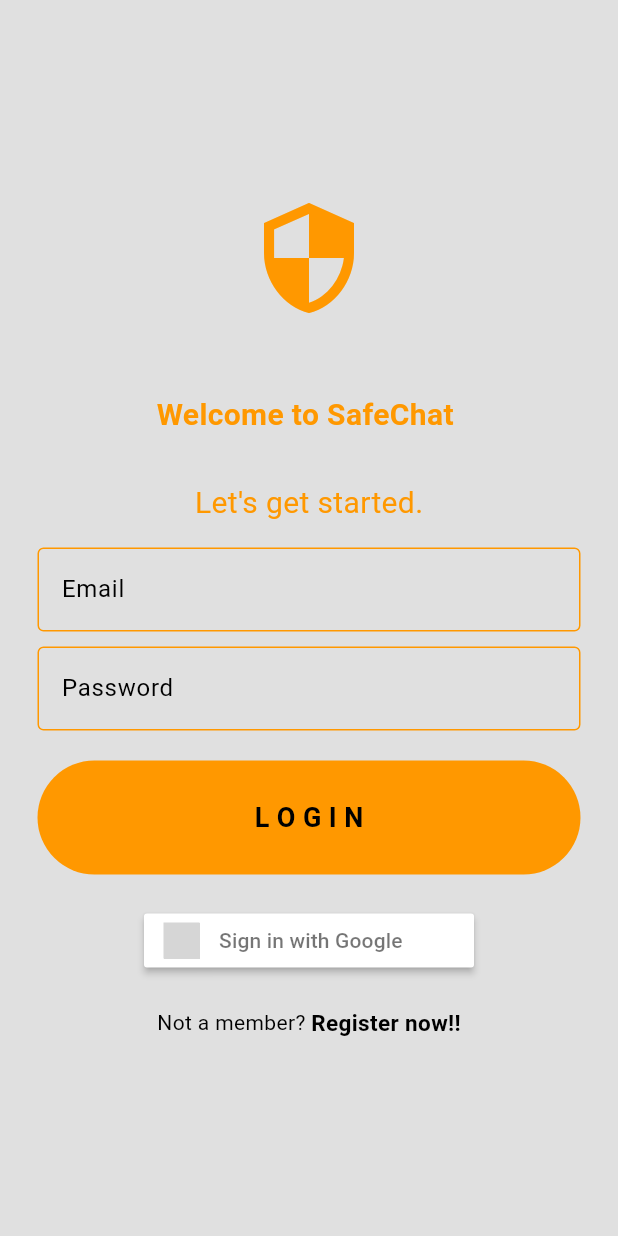
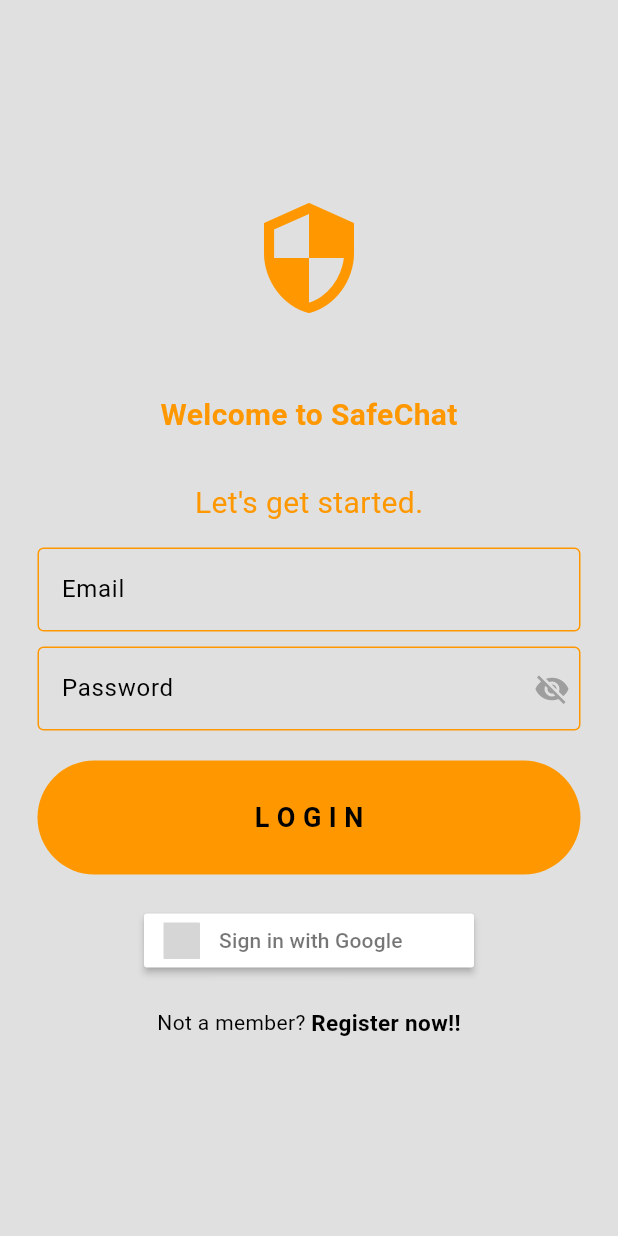
Before and after one commit to tpavankumarreddy/SafeChat_E2EE, a Flutter app: the screen it shows after launch, on a phone screen of 412 x 824 dp. Run offline on Flutter 3.47's test engine with Material 3 defaults, Android fonts, the phone set to English and light mode, and no system bars; drawn by our look-alikes of dynamic_color; our stand-ins replace cloud_firestore, cloud_functions, email_validator, firebase_auth, firebase_core, flutter_secure_storage and 6 more; missing offline and left inert: cryptography, email_otp, encrypt, pointycastle, x25519; accounts and stored records are empty; grey boxes are pictures that could not be loaded.

Commit message:
Password Hide/Unhide in Login Page

```diff
--- a/lib/pages/login_page.dart
+++ b/lib/pages/login_page.dart
@@ -6,59 +6,33 @@
 import 'package:firebase_auth/firebase_auth.dart';
 import 'package:google_sign_in/google_sign_in.dart';
 
-class LoginPage extends StatelessWidget{
-
-  //email, pw controllers
-  final TextEditingController _emailController=TextEditingController();
-  final TextEditingController _pwController=TextEditingController();
-
+class LoginPage extends StatefulWidget {
   final void Function()? onTap;
 
+  LoginPage({Key? key, required this.onTap}) : super(key: key);
 
- LoginPage({super.key, required this.onTap});
+  @override
+  _LoginPageState createState() => _LoginPageState();
+}
 
- //login method
+class _LoginPageState extends State<LoginPage> {
+  // Controllers for email and password fields
+  final TextEditingController _emailController = TextEditingController();
+  final TextEditingController _pwController = TextEditingController();
+
+  // State for controlling password visibility
+  bool _isObscured = true;
+
+  // Login method
   void login(BuildContext context) async {
-    // auth service
     final authService = AuthService();
 
-    //try login
+    // Try login
     try {
-      await authService.signInWithEmailPassword(_emailController.text, _pwController.text);
-
-    }
-
-    //catch errors
-    catch (e) {
-      showDialog(
-          context: context,
-          builder: (context) => AlertDialog(
-            title: Text(e.toString(), style: const TextStyle(fontSize: 18)),
-            actions: [
-              TextButton(
-                onPressed: () {
-                  Navigator.pop(context);
-                },
-                child: const Text('Ok'),
-              ),
-            ],
-          ),
-      );
-
-    }
-
-  }
-  Future<void> signInWithGoogle(BuildContext context) async {
-    try {
-      final GoogleSignInAccount? googleUser = await GoogleSignIn().signIn();
-      if (googleUser == null) return;
-      final GoogleSignInAuthentication googleAuth = await googleUser.authentication;
-      final AuthCredential credential = GoogleAuthProvider.credential(
-        accessToken: googleAuth.accessToken,
-        idToken: googleAuth.idToken,
-      );
-      await FirebaseAuth.instance.signInWithCredential(credential);
+      await authService.signInWithEmailPassword(
+          _emailController.text, _pwController.text);
     } catch (e) {
+      // Show error dialog
       showDialog(
         context: context,
         builder: (context) => AlertDialog(
@@ -76,6 +50,37 @@
     }
   }
 
+  // Sign in with Google method
+  Future<void> signInWithGoogle(BuildContext context) async {
+    try {
+      final GoogleSignInAccount? googleUser = await GoogleSignIn().signIn();
+      if (googleUser == null) return;
+
+      final GoogleSignInAuthentication googleAuth =
+      await googleUser.authentication;
+      final AuthCredential credential = GoogleAuthProvider.credential(
+        accessToken: googleAuth.accessToken,
+        idToken: googleAuth.idToken,
+      );
+      await FirebaseAuth.instance.signInWithCredential(credential);
+    } catch (e) {
+      // Show error dialog
+      showDialog(
+        context: context,
+        builder: (context) => AlertDialog(
+          title: Text(e.toString(), style: const TextStyle(fontSize: 18)),
+          actions: [
+            TextButton(
+              onPressed: () {
+                Navigator.pop(context);
+              },
+              child: const Text('Ok'),
+            ),
+          ],
+        ),
+      );
+    }
+  }
 
   @override
   Widget build(BuildContext context) {
@@ -85,55 +90,77 @@
         child: Column(
           mainAxisAlignment: MainAxisAlignment.center,
           children: [
-          //logo
-          Icon(Icons.security,
-          size : 80,
+            // Logo
+            Icon(
+              Icons.security,
+              size: 80,
               color: Theme.of(context).colorScheme.primary,
             ),
 
             const SizedBox(height: 50),
-          //welcome back
-          Text("Welcome to SafeChat ",
+
+            // Welcome text
+            Text(
+              "Welcome to SafeChat",
               style: TextStyle(
                 color: Theme.of(context).colorScheme.primary,
-            fontSize:20,
+                fontSize: 20,
                 fontWeight: FontWeight.bold,
               ),
             ),
 
             const SizedBox(height: 30),
 
-
-          Text("Let's get started.",
-
+            Text(
+              "Let's get started.",
               style: TextStyle(
                 color: Theme.of(context).colorScheme.primary,
-              fontSize:20,
+                fontSize: 20,
               ),
             ),
+
             const SizedBox(height: 15),
 
-          //email
-
+            // Email TextField
             MyTextField(
               hintText: "Email",
               obscuredText: false,
-            controller: _emailController, onChanged: (value) {  },
+              controller: _emailController,
+              onChanged: (value) {},
             ),
 
             const SizedBox(height: 10),
-          //pw
 
+            // Password TextField with visibility toggle aligned 2cm to the left
+            Stack(
+              alignment: Alignment.centerRight,
+              children: [
                 MyTextField(
                   hintText: "Password",
-            obscuredText: true,
-            controller: _pwController, onChanged: (value) {  },
+                  obscuredText: _isObscured,
+                  controller: _pwController,
+                  onChanged: (value) {},
+                ),
+                Positioned(
+                  right: 20.0, // Approximately 2 cm (60 pixels)
+                  child: IconButton(
+                    icon: Icon(
+                      _isObscured ? Icons.visibility_off : Icons.visibility,
+                      color: Colors.grey,
+                    ),
+                    onPressed: () {
+                      setState(() {
+                        _isObscured = !_isObscured;
+                      });
+                    },
+                  ),
+                ),
+              ],
             ),
 
             const SizedBox(height: 20),
 
-          //login
-
+            // Login button
             MyButton(
               text: "L O G I N",
               onTap: () => login(context),
@@ -141,6 +168,8 @@
             ),
 
             const SizedBox(height: 20),
+
+            // Sign in with Google button
             SignInButton(
               Buttons.Google,
               text: "Sign in with Google",
@@ -148,14 +177,16 @@
             ),
 
             const SizedBox(height: 20),
-          //register
+
+            // Register prompt
             Row(
               mainAxisAlignment: MainAxisAlignment.center,
               children: [
                 const Text("Not a member? "),
                 GestureDetector(
-              onTap: onTap,
-              child: const Text("Register now!!",
+                  onTap: widget.onTap,
+                  child: const Text(
+                    "Register now!!",
                     style: TextStyle(
                       fontWeight: FontWeight.bold,
                       fontSize: 15,
```
Lines whose indentation alone changed are shown as unchanged.
